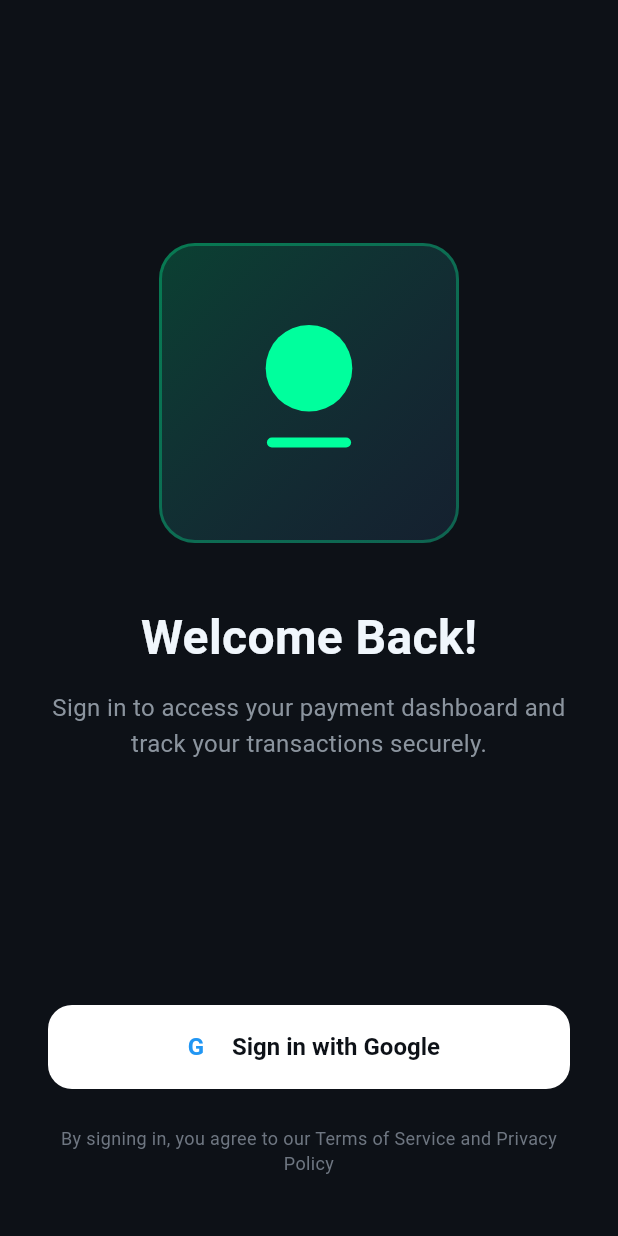
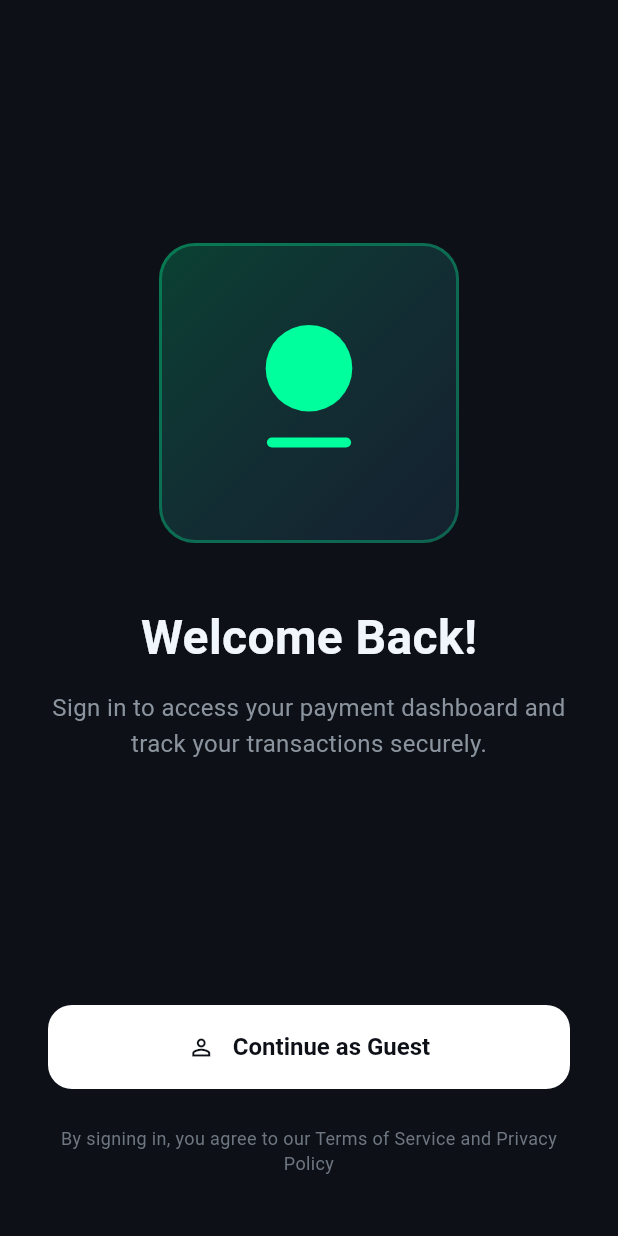
Before and after one commit to Sarthak-Jadhav-Dev/Smart-Payment-Box, a Flutter app: the LoginScreen screen opened directly, on a phone screen of 412 x 824 dp. Run offline on Flutter 3.47's test engine with Material 3 defaults, Android fonts, the phone set to English and light mode, and no system bars; drawn by our look-alikes of flutter_animate; our stand-ins replace dio, fl_chart, flutter_riverpod, hive_flutter, lottie, permission_handler and 2 more; missing offline and left inert: mqtt_client; accounts and stored records are empty.

Commit message:
Done Auth Removeed

```diff
--- a/Flutter-App/lib/core/notification_parser.dart
+++ b/Flutter-App/lib/core/notification_parser.dart
@@ -106,7 +106,7 @@ class NotificationParser {
   static Transaction? _parseBankApp(String title, String text) {
     // CREDIT: "₹1.00 received via UPI" / "Received Rs.1.00 from"
     // DEBIT: "₹1.00 sent via UPI" / "Debited Rs.1.00"
-    final content = (title + ' ' + text).toLowerCase();
+    final content = '$title $text'.toLowerCase();
     final isCredit = content.contains('received') || content.contains('credited') || content.contains('deposited');
     final isDebit = content.contains('sent') || content.contains('debited') || content.contains('withdrawn');
 
--- a/Flutter-App/lib/features/auth/login_screen.dart
+++ b/Flutter-App/lib/features/auth/login_screen.dart
@@ -34,8 +34,8 @@ class _LoginScreenState extends ConsumerState<LoginScreen> {
     );
   }
 
-  Future<void> _signInWithGoogle() async {
-    await ref.read(authProvider.notifier).signInWithGoogle();
+  Future<void> _signInAsGuest() async {
+    await ref.read(authProvider.notifier).signInAsGuest();
 
     final authState = ref.read(authProvider);
     if (authState.isAuthenticated && mounted) {
@@ -47,12 +47,12 @@ class _LoginScreenState extends ConsumerState<LoginScreen> {
   Widget build(BuildContext context) {
     final authState = ref.watch(authProvider);
 
-    // Show error if any
-    if (authState.error != null) {
-      Future.microtask(() {
+    // Listen to auth errors and show snackbar reactively
+    ref.listen<AuthState>(authProvider, (previous, next) {
+      if (next.error != null && mounted) {
         ScaffoldMessenger.of(context).showSnackBar(
           SnackBar(
-            content: Text(authState.error!),
+            content: Text(next.error!),
             backgroundColor: AppTheme.error,
             behavior: SnackBarBehavior.floating,
             shape: RoundedRectangleBorder(
@@ -61,8 +61,8 @@ class _LoginScreenState extends ConsumerState<LoginScreen> {
           ),
         );
         ref.read(authProvider.notifier).clearError();
-      });
-    }
+      }
+    });
 
     return Scaffold(
       backgroundColor: AppTheme.darkBackground,
@@ -83,13 +83,13 @@ class _LoginScreenState extends ConsumerState<LoginScreen> {
                     begin: Alignment.topLeft,
                     end: Alignment.bottomRight,
                     colors: [
-                      AppTheme.accentGreen.withOpacity(0.2),
-                      AppTheme.accentBlue.withOpacity(0.1),
+                      AppTheme.accentGreen.withValues(alpha: 0.2),
+                      AppTheme.accentBlue.withValues(alpha: 0.1),
                     ],
                   ),
                   borderRadius: BorderRadius.circular(24),
                   border: Border.all(
-                    color: AppTheme.accentGreen.withOpacity(0.3),
+                    color: AppTheme.accentGreen.withValues(alpha: 0.3),
                     width: 2,
                   ),
                 ),
@@ -145,7 +145,7 @@ class _LoginScreenState extends ConsumerState<LoginScreen> {
                 width: double.infinity,
                 height: 56,
                 child: ElevatedButton(
-                  onPressed: authState.isLoading ? null : _signInWithGoogle,
+                  onPressed: authState.isLoading ? null : _signInAsGuest,
                   style: ElevatedButton.styleFrom(
                     backgroundColor: Colors.white,
                     foregroundColor: AppTheme.darkBackground,
@@ -169,28 +169,13 @@ class _LoginScreenState extends ConsumerState<LoginScreen> {
                       : Row(
                           mainAxisAlignment: MainAxisAlignment.center,
                           children: [
-                            // Google icon placeholder
-                            Container(
-                              width: 24,
-                              height: 24,
-                              decoration: const BoxDecoration(
-                                color: Colors.white,
-                                shape: BoxShape.circle,
-                              ),
-                              child: const Center(
-                                child: Text(
-                                  'G',
-                                  style: TextStyle(
-                                    color: Colors.blue,
-                                    fontSize: 16,
-                                    fontWeight: FontWeight.bold,
-                                  ),
-                                ),
-                              ),
+                            const Icon(
+                              Icons.person_outline,
+                              color: AppTheme.darkBackground,
                             ),
                             const SizedBox(width: 12),
                             const Text(
-                              'Sign in with Google',
+                              'Continue as Guest',
                               style: TextStyle(
                                 fontSize: 16,
                                 fontWeight: FontWeight.w600,
--- a/Flutter-App/lib/features/dashboard/dashboard_screen.dart
+++ b/Flutter-App/lib/features/dashboard/dashboard_screen.dart
@@ -73,7 +73,7 @@ class DashboardScreen extends ConsumerWidget {
     return Container(
       padding: const EdgeInsets.all(24),
       decoration: BoxDecoration(
-        color: Theme.of(context).colorScheme.surfaceVariant,
+        color: Theme.of(context).colorScheme.surfaceContainerHighest,
         borderRadius: BorderRadius.circular(24),
       ),
       child: Column(
--- a/Flutter-App/lib/features/onboarding/widgets/onboarding_page.dart
+++ b/Flutter-App/lib/features/onboarding/widgets/onboarding_page.dart
@@ -43,13 +43,13 @@ class OnboardingPage extends StatelessWidget {
                 begin: Alignment.topLeft,
                 end: Alignment.bottomRight,
                 colors: [
-                  data.gradientColors[0].withOpacity(0.2),
-                  data.gradientColors[1].withOpacity(0.1),
+                  data.gradientColors[0].withValues(alpha: 0.2),
+                  data.gradientColors[1].withValues(alpha: 0.1),
                 ],
               ),
               borderRadius: BorderRadius.circular(24),
               border: Border.all(
-                color: data.gradientColors[0].withOpacity(0.3),
+                color: data.gradientColors[0].withValues(alpha: 0.3),
                 width: 2,
               ),
             ),
--- a/Flutter-App/lib/features/transactions/transactions_screen.dart
+++ b/Flutter-App/lib/features/transactions/transactions_screen.dart
@@ -34,7 +34,7 @@ class _TransactionsScreenState extends ConsumerState<TransactionsScreen> {
                 prefixIcon: const Icon(Icons.search),
                 border: OutlineInputBorder(borderRadius: BorderRadius.circular(12), borderSide: BorderSide.none),
                 filled: true,
-                fillColor: Theme.of(context).colorScheme.surfaceVariant,
+                fillColor: Theme.of(context).colorScheme.surfaceContainerHighest,
               ),
               onChanged: (val) => setState(() => _searchQuery = val),
             ),
--- a/Flutter-App/lib/providers/auth_provider.dart
+++ b/Flutter-App/lib/providers/auth_provider.dart
@@ -1,9 +1,7 @@
 import 'dart:convert';
 import 'dart:developer' as developer;
-import 'package:flutter_riverpod/flutter_riverpod.dart';
 // ignore: unused_import
 import 'package:flutter_riverpod/legacy.dart';
-import 'package:google_sign_in/google_sign_in.dart';
 import 'package:shared_preferences/shared_preferences.dart';
 
 final authProvider = StateNotifierProvider<AuthNotifier, AuthState>((ref) {
@@ -75,9 +73,6 @@ class User {
 }
 
 class AuthNotifier extends StateNotifier<AuthState> {
-  final GoogleSignIn _googleSignIn = GoogleSignIn(
-    scopes: ['email', 'profile'],
-  );
 
   AuthNotifier() : super(AuthState()) {
     _checkAuthStatus();
@@ -102,24 +97,17 @@ class AuthNotifier extends StateNotifier<AuthState> {
     }
   }
 
-  Future<void> signInWithGoogle() async {
+  Future<void> signInAsGuest() async {
     try {
       state = state.copyWith(isLoading: true, error: null);
 
-      final GoogleSignInAccount? googleUser = await _googleSignIn.signIn();
-      if (googleUser == null) {
-        state = state.copyWith(isLoading: false, error: 'Sign in cancelled');
-        return;
-      }
-
-      // Get authentication if needed for backend verification
-      await googleUser.authentication;
+      // Simulate a small delay for realistic UX
+      await Future.delayed(const Duration(milliseconds: 500));
 
       final user = User(
-        id: googleUser.id,
-        name: googleUser.displayName ?? 'User',
-        email: googleUser.email,
-        photoUrl: googleUser.photoUrl,
+        id: 'guest_${DateTime.now().millisecondsSinceEpoch}',
+        name: 'Guest User',
+        email: 'guest@example.com',
       );
 
       // Save user data
@@ -134,9 +122,9 @@ class AuthNotifier extends StateNotifier<AuthState> {
         isFirstTime: false,
       );
 
-      developer.log('Google Sign-In successful: ${user.email}');
+      developer.log('Guest Sign-In successful');
     } catch (e, stack) {
-      developer.log('Google Sign-In error', error: e, stackTrace: stack);
+      developer.log('Guest Sign-In error', error: e, stackTrace: stack);
       state = state.copyWith(
         isLoading: false,
         error: 'Failed to sign in: ${e.toString()}',
@@ -146,7 +134,6 @@ class AuthNotifier extends StateNotifier<AuthState> {
 
   Future<void> signOut() async {
     try {
-      await _googleSignIn.signOut();
       final prefs = await SharedPreferences.getInstance();
       await prefs.remove('user_data');
 
--- a/Flutter-App/lib/providers/payment_provider.dart
+++ b/Flutter-App/lib/providers/payment_provider.dart
@@ -35,9 +35,9 @@ class PaymentNotifier extends StateNotifier<List<Transaction>> {
     if (tx.type == 'credit') {
       final mqtt = ref.read(mqttServiceProvider);
       mqtt.publishPayment('{"amount": ${tx.amount}, "sender": "${tx.senderName}", "status": "success", "type": "${tx.type}"}');
-      print('Payment published to MQTT: ${tx.amount} from ${tx.senderName}');
+      developer.log('Payment published to MQTT: ${tx.amount} from ${tx.senderName}', name: 'PaymentProvider');
     } else {
-      print('Debit payment not published to MQTT: ${tx.amount}');
+      developer.log('Debit payment not published to MQTT: ${tx.amount}', name: 'PaymentProvider');
     }
 
     // 4. Sync to Cloud
--- a/Flutter-App/pubspec.yaml
+++ b/Flutter-App/pubspec.yaml
@@ -43,7 +43,6 @@ dependencies:
   permission_handler: ^12.0.1
   path_provider: ^2.1.5
   lottie: ^3.0.0
-  google_sign_in: ^6.2.0
   shared_preferences: ^2.5.0
   smooth_page_indicator: ^1.2.0
   flutter_animate: ^4.5.0
```
Also changed, not shown: Flutter-App/lib/core/theme/app_theme.dart (+3 -5 lines), Flutter-App/lib/features/dashboard/main_screen.dart (+3 -94 lines), Flutter-App/lib/main.dart (+5 -43 lines), Flutter-App/lib/services/mqtt_service.dart (+9 -9 lines), Flutter-App/lib/services/notification_service.dart (+7 -7 lines), Flutter-App/pubspec.lock, 2 other files.
